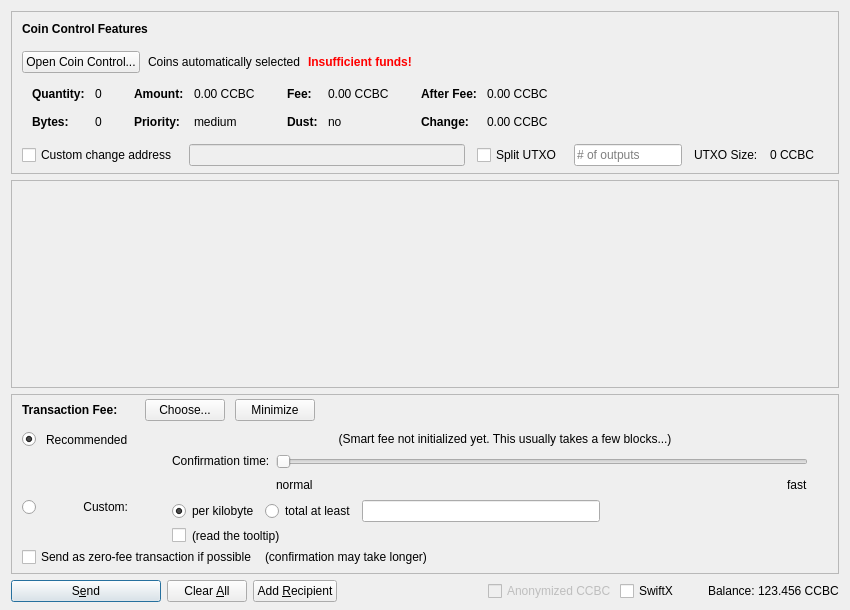
Old version of the form src/qt/forms/sendcoinsdialog.ui in the repository CryptoCashBack-Hub/CCBC.
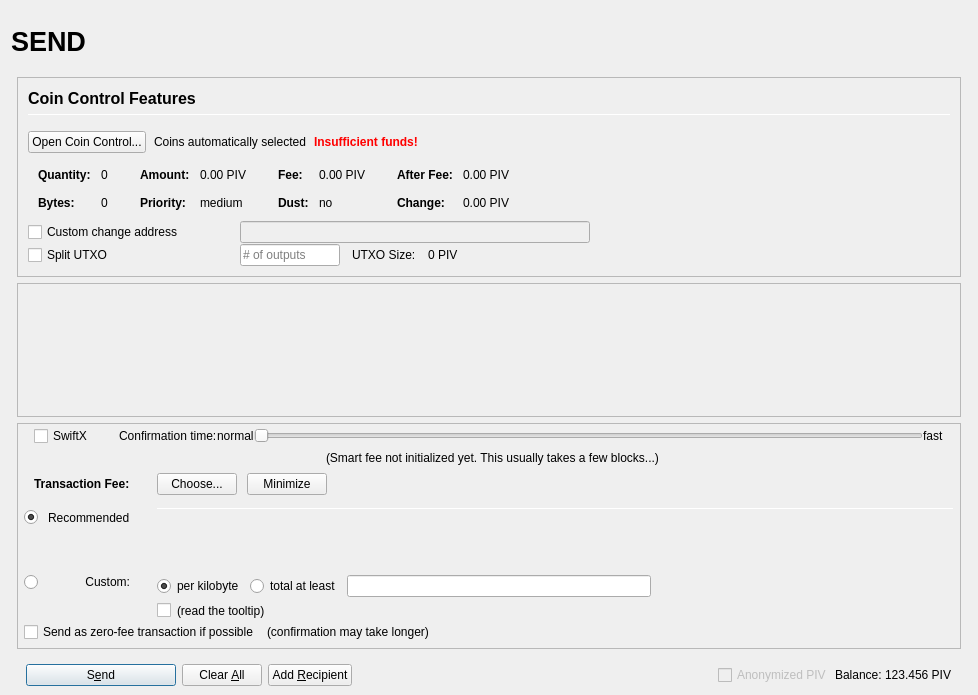
New version of the form. Icons and pictures are not drawn. Custom widgets are drawn as their Qt base class.

```diff
--- a/src/qt/forms/sendcoinsdialog.ui
+++ b/src/qt/forms/sendcoinsdialog.ui
@@ -2,20 +2,155 @@
 <ui version="4.0">
  <class>SendCoinsDialog</class>
  <widget class="QDialog" name="SendCoinsDialog">
+  <property name="enabled">
+   <bool>true</bool>
+  </property>
   <property name="geometry">
    <rect>
     <x>0</x>
     <y>0</y>
-    <width>850</width>
-    <height>610</height>
+    <width>978</width>
+    <height>695</height>
    </rect>
   </property>
   <property name="windowTitle">
    <string>Send Coins</string>
   </property>
-  <layout class="QVBoxLayout" name="verticalLayout" stretch="0,1,0,0">
+  <layout class="QVBoxLayout" name="verticalLayout" stretch="0">
    <property name="bottomMargin">
-    <number>8</number>
+    <number>9</number>
+   </property>
+   <item>
+    <layout class="QVBoxLayout" name="verticalLayout_Master" stretch="0,1">
+     <property name="spacing">
+      <number>0</number>
+     </property>
+     <property name="leftMargin">
+      <number>0</number>
+     </property>
+     <property name="topMargin">
+      <number>0</number>
+     </property>
+     <property name="rightMargin">
+      <number>0</number>
+     </property>
+     <property name="bottomMargin">
+      <number>0</number>
+     </property>
+     <item>
+      <widget class="QFrame" name="frame_Header">
+       <layout class="QVBoxLayout" name="verticalLayout_Header" stretch="0">
+        <property name="leftMargin">
+         <number>0</number>
+        </property>
+        <property name="topMargin">
+         <number>0</number>
+        </property>
+        <property name="rightMargin">
+         <number>0</number>
+        </property>
+        <property name="bottomMargin">
+         <number>0</number>
+        </property>
+        <item>
+         <layout class="QHBoxLayout" name="horizontalLayout_Header" stretch="1,0,1">
+          <property name="spacing">
+           <number>6</number>
+          </property>
+          <item>
+           <widget class="QLabel" name="labelOverviewHeaderLeft">
+            <property name="minimumSize">
+             <size>
+              <width>464</width>
+              <height>60</height>
+             </size>
+            </property>
+            <property name="maximumSize">
+             <size>
+              <width>16777215</width>
+              <height>60</height>
+             </size>
+            </property>
+            <property name="font">
+             <font>
+              <pointsize>20</pointsize>
+              <weight>75</weight>
+              <bold>true</bold>
+             </font>
+            </property>
+            <property name="text">
+             <string>SEND</string>
+            </property>
+            <property name="alignment">
+             <set>Qt::AlignLeading|Qt::AlignLeft|Qt::AlignVCenter</set>
+            </property>
+           </widget>
+          </item>
+          <item>
+           <spacer name="horizontalSpacer_Header">
+            <property name="orientation">
+             <enum>Qt::Horizontal</enum>
+            </property>
+            <property name="sizeHint" stdset="0">
+             <size>
+              <width>40</width>
+              <height>20</height>
+             </size>
+            </property>
+           </spacer>
+          </item>
+          <item>
+           <widget class="QLabel" name="labelOverviewHeaderRight">
+            <property name="minimumSize">
+             <size>
+              <width>464</width>
+              <height>60</height>
+             </size>
+            </property>
+            <property name="maximumSize">
+             <size>
+              <width>16777215</width>
+              <height>60</height>
+             </size>
+            </property>
+            <property name="font">
+             <font>
+              <pointsize>14</pointsize>
+             </font>
+            </property>
+            <property name="text">
+             <string/>
+            </property>
+            <property name="alignment">
+             <set>Qt::AlignRight|Qt::AlignTrailing|Qt::AlignVCenter</set>
+            </property>
+           </widget>
+          </item>
+         </layout>
+        </item>
+       </layout>
+      </widget>
+     </item>
+     <item>
+      <widget class="QFrame" name="frame_BG">
+       <property name="minimumSize">
+        <size>
+         <width>0</width>
+         <height>0</height>
+        </size>
+       </property>
+       <layout class="QVBoxLayout" name="layout_BG" stretch="0,0,0,0">
+        <property name="leftMargin">
+         <number>6</number>
+        </property>
+        <property name="topMargin">
+         <number>6</number>
+        </property>
+        <property name="rightMargin">
+         <number>6</number>
+        </property>
+        <property name="bottomMargin">
+         <number>0</number>
    </property>
    <item>
     <widget class="QFrame" name="frameCoinControl">
@@ -51,12 +186,13 @@
        <number>0</number>
       </property>
       <property name="bottomMargin">
-       <number>6</number>
+            <number>0</number>
       </property>
       <item>
-       <layout class="QVBoxLayout" name="verticalLayoutCoinControl" stretch="0,0,0,0,1">
+            <widget class="QFrame" name="frameCoinControl_BG">
+             <layout class="QVBoxLayout" name="verticalLayoutCoinControl" stretch="0,0,0,0,0,0">
         <property name="spacing">
-         <number>0</number>
+               <number>1</number>
         </property>
         <property name="leftMargin">
          <number>10</number>
@@ -70,6 +206,11 @@
            <number>15</number>
           </property>
           <item>
+                 <layout class="QVBoxLayout" name="verticalLayout_3">
+                  <property name="spacing">
+                   <number>6</number>
+                  </property>
+                  <item>
            <widget class="QLabel" name="labelCoinControlFeatures">
             <property name="sizePolicy">
              <sizepolicy hsizetype="Preferred" vsizetype="Maximum">
@@ -77,8 +218,15 @@
               <verstretch>0</verstretch>
              </sizepolicy>
             </property>
+                    <property name="minimumSize">
+                     <size>
+                      <width>0</width>
+                      <height>20</height>
+                     </size>
+                    </property>
             <property name="font">
              <font>
+                      <pointsize>12</pointsize>
               <weight>75</weight>
               <bold>true</bold>
              </font>
@@ -91,6 +239,27 @@
             </property>
            </widget>
           </item>
+                  <item>
+                   <widget class="Line" name="line">
+                    <property name="minimumSize">
+                     <size>
+                      <width>0</width>
+                      <height>1</height>
+                     </size>
+                    </property>
+                    <property name="maximumSize">
+                     <size>
+                      <width>16777215</width>
+                      <height>1</height>
+                     </size>
+                    </property>
+                    <property name="orientation">
+                     <enum>Qt::Horizontal</enum>
+                    </property>
+                   </widget>
+                  </item>
+                 </layout>
+                </item>
          </layout>
         </item>
         <item>
@@ -324,7 +493,7 @@
                   <enum>Qt::ActionsContextMenu</enum>
                  </property>
                  <property name="text">
-                  <string notr="true">0.00 CCBC</string>
+                        <string notr="true">0.00 PIV</string>
                  </property>
                  <property name="textInteractionFlags">
                   <set>Qt::LinksAccessibleByMouse|Qt::TextSelectableByKeyboard|Qt::TextSelectableByMouse</set>
@@ -404,7 +573,7 @@
                   <enum>Qt::ActionsContextMenu</enum>
                  </property>
                  <property name="text">
-                  <string notr="true">0.00 CCBC</string>
+                        <string notr="true">0.00 PIV</string>
                  </property>
                  <property name="textInteractionFlags">
                   <set>Qt::LinksAccessibleByMouse|Qt::TextSelectableByKeyboard|Qt::TextSelectableByMouse</set>
@@ -484,7 +653,7 @@
                   <enum>Qt::ActionsContextMenu</enum>
                  </property>
                  <property name="text">
-                  <string notr="true">0.00 CCBC</string>
+                        <string notr="true">0.00 PIV</string>
                  </property>
                  <property name="textInteractionFlags">
                   <set>Qt::LinksAccessibleByMouse|Qt::TextSelectableByKeyboard|Qt::TextSelectableByMouse</set>
@@ -513,7 +682,7 @@
                   <enum>Qt::ActionsContextMenu</enum>
                  </property>
                  <property name="text">
-                  <string notr="true">0.00 CCBC</string>
+                        <string notr="true">0.00 PIV</string>
                  </property>
                  <property name="textInteractionFlags">
                   <set>Qt::LinksAccessibleByMouse|Qt::TextSelectableByKeyboard|Qt::TextSelectableByMouse</set>
@@ -528,7 +697,7 @@
          </widget>
         </item>
         <item>
-         <layout class="QHBoxLayout" name="horizontalLayoutCoinControl4" stretch="0,0,0,0,0,0,0">
+               <layout class="QHBoxLayout" name="horizontalLayoutCoinControl4">
           <property name="spacing">
            <number>12</number>
           </property>
@@ -536,13 +705,31 @@
            <enum>QLayout::SetDefaultConstraint</enum>
           </property>
           <property name="topMargin">
-           <number>5</number>
+                 <number>0</number>
           </property>
           <property name="rightMargin">
-           <number>5</number>
+                 <number>0</number>
           </property>
           <item>
            <widget class="QCheckBox" name="checkBoxCoinControlChange">
+                  <property name="sizePolicy">
+                   <sizepolicy hsizetype="Preferred" vsizetype="Preferred">
+                    <horstretch>0</horstretch>
+                    <verstretch>0</verstretch>
+                   </sizepolicy>
+                  </property>
+                  <property name="minimumSize">
+                   <size>
+                    <width>200</width>
+                    <height>0</height>
+                   </size>
+                  </property>
+                  <property name="maximumSize">
+                   <size>
+                    <width>200</width>
+                    <height>16777215</height>
+                   </size>
+                  </property>
             <property name="toolTip">
              <string>If this is activated, but the change address is empty or invalid, change will be sent to a newly generated address.</string>
             </property>
@@ -557,15 +744,71 @@
              <bool>false</bool>
             </property>
             <property name="sizePolicy">
-             <sizepolicy hsizetype="Expanding" vsizetype="Fixed">
+                   <sizepolicy hsizetype="Preferred" vsizetype="Preferred">
               <horstretch>0</horstretch>
               <verstretch>0</verstretch>
              </sizepolicy>
             </property>
-           </widget>
-          </item>
+                  <property name="minimumSize">
+                   <size>
+                    <width>300</width>
+                    <height>0</height>
+                   </size>
+                  </property>
+                 </widget>
+                </item>
+                <item>
+                 <widget class="QLabel" name="labelCoinControlChangeLabel">
+                  <property name="sizePolicy">
+                   <sizepolicy hsizetype="Preferred" vsizetype="Preferred">
+                    <horstretch>0</horstretch>
+                    <verstretch>0</verstretch>
+                   </sizepolicy>
+                  </property>
+                  <property name="minimumSize">
+                   <size>
+                    <width>100</width>
+                    <height>0</height>
+                   </size>
+                  </property>
+                  <property name="text">
+                   <string/>
+                  </property>
+                  <property name="margin">
+                   <number>3</number>
+                  </property>
+                 </widget>
+                </item>
+               </layout>
+              </item>
+              <item>
+               <layout class="QHBoxLayout" name="horizontalLayoutCoinControl6">
+                <property name="spacing">
+                 <number>12</number>
+                </property>
+                <property name="rightMargin">
+                 <number>0</number>
+                </property>
           <item>
            <widget class="QCheckBox" name="splitBlockCheckBox">
+                  <property name="sizePolicy">
+                   <sizepolicy hsizetype="Preferred" vsizetype="Preferred">
+                    <horstretch>0</horstretch>
+                    <verstretch>0</verstretch>
+                   </sizepolicy>
+                  </property>
+                  <property name="minimumSize">
+                   <size>
+                    <width>200</width>
+                    <height>0</height>
+                   </size>
+                  </property>
+                  <property name="maximumSize">
+                   <size>
+                    <width>200</width>
+                    <height>16777215</height>
+                   </size>
+                  </property>
             <property name="text">
              <string>Split UTXO</string>
             </property>
@@ -574,11 +817,23 @@
           <item>
            <widget class="QLineEdit" name="splitBlockLineEdit">
             <property name="sizePolicy">
-             <sizepolicy hsizetype="Fixed" vsizetype="Fixed">
+                   <sizepolicy hsizetype="Preferred" vsizetype="Preferred">
               <horstretch>50</horstretch>
               <verstretch>0</verstretch>
              </sizepolicy>
             </property>
+                  <property name="minimumSize">
+                   <size>
+                    <width>100</width>
+                    <height>0</height>
+                   </size>
+                  </property>
+                  <property name="maximumSize">
+                   <size>
+                    <width>100</width>
+                    <height>16777215</height>
+                   </size>
+                  </property>
             <property name="placeholderText">
              <string># of outputs</string>
             </property>
@@ -594,31 +849,22 @@
           <item>
            <widget class="QLabel" name="labelBlockSize">
             <property name="text">
-             <string>0 CCBC</string>
+                   <string>0 PIV</string>
             </property>
            </widget>
           </item>
           <item>
-           <widget class="QLabel" name="labelCoinControlChangeLabel">
-            <property name="sizePolicy">
-             <sizepolicy hsizetype="Preferred" vsizetype="Expanding">
-              <horstretch>0</horstretch>
-              <verstretch>0</verstretch>
-             </sizepolicy>
-            </property>
-            <property name="minimumSize">
+                 <spacer name="horizontalSpacer_7">
+                  <property name="orientation">
+                   <enum>Qt::Horizontal</enum>
+                  </property>
+                  <property name="sizeHint" stdset="0">
              <size>
-              <width>0</width>
-              <height>0</height>
-             </size>
-            </property>
-            <property name="text">
-             <string/>
-            </property>
-            <property name="margin">
-             <number>3</number>
-            </property>
-           </widget>
+                    <width>40</width>
+                    <height>20</height>
+                   </size>
+                  </property>
+                 </spacer>
           </item>
          </layout>
         </item>
@@ -636,6 +882,7 @@
          </spacer>
         </item>
        </layout>
+            </widget>
       </item>
      </layout>
     </widget>
@@ -650,8 +897,8 @@
        <rect>
         <x>0</x>
         <y>0</y>
-        <width>830</width>
-        <height>113</height>
+             <width>944</width>
+             <height>69</height>
        </rect>
       </property>
       <layout class="QVBoxLayout" name="verticalLayout_2" stretch="0,1">
@@ -728,18 +975,192 @@
        <number>0</number>
       </property>
       <item>
-       <layout class="QVBoxLayout" name="verticalLayoutFee2" stretch="0,0,0">
+            <layout class="QVBoxLayout" name="verticalLayoutFee2" stretch="0,0,0,0">
         <property name="spacing">
          <number>0</number>
         </property>
         <property name="leftMargin">
-         <number>10</number>
+              <number>6</number>
         </property>
         <property name="topMargin">
          <number>0</number>
         </property>
+             <property name="rightMargin">
+              <number>6</number>
+             </property>
+             <item>
+              <layout class="QVBoxLayout" name="verticalLayout_feeConf">
+               <property name="spacing">
+                <number>0</number>
+               </property>
+               <property name="leftMargin">
+                <number>10</number>
+               </property>
+               <property name="rightMargin">
+                <number>10</number>
+               </property>
+               <property name="bottomMargin">
+                <number>5</number>
+               </property>
+               <item>
+                <layout class="QHBoxLayout" name="horizontalLayoutFee9">
+                 <item>
+                  <widget class="QCheckBox" name="checkSwiftTX">
+                   <property name="enabled">
+                    <bool>true</bool>
+                   </property>
+                   <property name="minimumSize">
+                    <size>
+                     <width>85</width>
+                     <height>0</height>
+                    </size>
+                   </property>
+                   <property name="toolTip">
+                    <string>SwiftX technology allows for near instant transactions - A flat fee of 0.01 PIV applies</string>
+                   </property>
+                   <property name="text">
+                    <string>SwiftX</string>
+                   </property>
+                  </widget>
+                 </item>
+                 <item>
+                  <widget class="QLabel" name="labelSmartFee3">
+                   <property name="text">
+                    <string>Confirmation time:</string>
+                   </property>
+                   <property name="margin">
+                    <number>2</number>
+                   </property>
+                  </widget>
+                 </item>
+                 <item>
+                  <widget class="QLabel" name="labelSmartFeeNormal">
+                   <property name="text">
+                    <string>normal</string>
+                   </property>
+                   <property name="margin">
+                    <number>8</number>
+                   </property>
+                  </widget>
+                 </item>
+                 <item>
+                  <widget class="QSlider" name="sliderSmartFee">
+                   <property name="minimumSize">
+                    <size>
+                     <width>0</width>
+                     <height>24</height>
+                    </size>
+                   </property>
+                   <property name="minimum">
+                    <number>0</number>
+                   </property>
+                   <property name="maximum">
+                    <number>24</number>
+                   </property>
+                   <property name="pageStep">
+                    <number>1</number>
+                   </property>
+                   <property name="value">
+                    <number>0</number>
+                   </property>
+                   <property name="orientation">
+                    <enum>Qt::Horizontal</enum>
+                   </property>
+                   <property name="invertedAppearance">
+                    <bool>false</bool>
+                   </property>
+                   <property name="invertedControls">
+                    <bool>false</bool>
+                   </property>
+                   <property name="tickPosition">
+                    <enum>QSlider::NoTicks</enum>
+                   </property>
+                  </widget>
+                 </item>
+                 <item>
+                  <widget class="QLabel" name="labelSmartFeeFast">
+                   <property name="text">
+                    <string>fast</string>
+                   </property>
+                   <property name="margin">
+                    <number>8</number>
+                   </property>
+                  </widget>
+                 </item>
+                </layout>
+               </item>
+               <item>
+                <layout class="QHBoxLayout" name="horizontalLayout_recommended_texts">
+                 <property name="spacing">
+                  <number>0</number>
+                 </property>
+                 <item>
+                  <spacer name="horizontalSpacer_8">
+                   <property name="orientation">
+                    <enum>Qt::Horizontal</enum>
+                   </property>
+                   <property name="sizeHint" stdset="0">
+                    <size>
+                     <width>40</width>
+                     <height>20</height>
+                    </size>
+                   </property>
+                  </spacer>
+                 </item>
+                 <item>
+                  <widget class="QLabel" name="labelFeeEstimation">
+                   <property name="text">
+                    <string/>
+                   </property>
+                   <property name="margin">
+                    <number>2</number>
+                   </property>
+                  </widget>
+                 </item>
+                 <item>
+                  <widget class="QLabel" name="labelSmartFee2">
+                   <property name="text">
+                    <string>(Smart fee not initialized yet. This usually takes a few blocks...)</string>
+                   </property>
+                   <property name="alignment">
+                    <set>Qt::AlignLeading|Qt::AlignLeft|Qt::AlignVCenter</set>
+                   </property>
+                   <property name="wordWrap">
+                    <bool>false</bool>
+                   </property>
+                   <property name="margin">
+                    <number>2</number>
+                   </property>
+                   <property name="indent">
+                    <number>-1</number>
+                   </property>
+                  </widget>
+                 </item>
+                 <item>
+                  <spacer name="horizontalSpacer_3">
+                   <property name="orientation">
+                    <enum>Qt::Horizontal</enum>
+                   </property>
+                   <property name="sizeHint" stdset="0">
+                    <size>
+                     <width>40</width>
+                     <height>20</height>
+                    </size>
+                   </property>
+                  </spacer>
+                 </item>
+                </layout>
+               </item>
+              </layout>
+             </item>
         <item>
          <layout class="QHBoxLayout" name="horizontalLayoutFee1">
+               <property name="leftMargin">
+                <number>10</number>
+               </property>
+               <property name="rightMargin">
+                <number>10</number>
+               </property>
           <property name="bottomMargin">
            <number>0</number>
           </property>
@@ -748,22 +1169,6 @@
             <property name="spacing">
              <number>0</number>
             </property>
-            <item>
-             <spacer name="verticalSpacerSmartFee">
-              <property name="orientation">
-               <enum>Qt::Vertical</enum>
-              </property>
-              <property name="sizeType">
-               <enum>QSizePolicy::Fixed</enum>
-              </property>
-              <property name="sizeHint" stdset="0">
-               <size>
-                <width>1</width>
-                <height>4</height>
-               </size>
-              </property>
-             </spacer>
-            </item>
             <item>
              <layout class="QHBoxLayout" name="horizontalLayoutSmartFee">
               <property name="spacing">
@@ -879,7 +1284,61 @@
              <property name="verticalSpacing">
               <number>4</number>
              </property>
-             <item row="2" column="4">
+                  <item row="2" column="0">
+                   <layout class="QVBoxLayout" name="verticalLayoutFee4" stretch="0">
+                    <item>
+                     <spacer name="verticalSpacer_2">
+                      <property name="orientation">
+                       <enum>Qt::Vertical</enum>
+                      </property>
+                      <property name="sizeHint" stdset="0">
+                       <size>
+                        <width>1</width>
+                        <height>1</height>
+                       </size>
+                      </property>
+                     </spacer>
+                    </item>
+                   </layout>
+                  </item>
+                  <item row="3" column="0">
+                   <layout class="QVBoxLayout" name="verticalLayoutFee9" stretch="0,1">
+                    <item>
+                     <widget class="QRadioButton" name="radioCustomFee">
+                      <property name="text">
+                       <string/>
+                      </property>
+                      <attribute name="buttonGroup">
+                       <string notr="true">groupFee</string>
+                      </attribute>
+                     </widget>
+                    </item>
+                    <item>
+                     <spacer name="verticalSpacer_6">
+                      <property name="orientation">
+                       <enum>Qt::Vertical</enum>
+                      </property>
+                      <property name="sizeHint" stdset="0">
+                       <size>
+                        <width>1</width>
+                        <height>1</height>
+                       </size>
+                      </property>
+                     </spacer>
+                    </item>
+                   </layout>
+                  </item>
+                  <item row="3" column="1">
+                   <widget class="QLabel" name="labelCustomFee">
+                    <property name="text">
+                     <string>Custom:</string>
+                    </property>
+                    <property name="alignment">
+                     <set>Qt::AlignRight|Qt::AlignTop|Qt::AlignTrailing</set>
+                    </property>
+                   </widget>
+                  </item>
+                  <item row="3" column="4">
               <layout class="QVBoxLayout" name="verticalLayoutFee8">
                <property name="spacing">
                 <number>6</number>
@@ -978,218 +1437,14 @@
                </item>
               </layout>
              </item>
-             <item row="1" column="0">
-              <layout class="QVBoxLayout" name="verticalLayoutFee4" stretch="1">
-               <item>
-                <spacer name="verticalSpacer_2">
-                 <property name="orientation">
-                  <enum>Qt::Vertical</enum>
-                 </property>
-                 <property name="sizeHint" stdset="0">
-                  <size>
-                   <width>1</width>
-                   <height>1</height>
-                  </size>
-                 </property>
-                </spacer>
-               </item>
-              </layout>
-             </item>
-             <item row="2" column="0">
-              <layout class="QVBoxLayout" name="verticalLayoutFee9" stretch="0,1">
-               <item>
-                <widget class="QRadioButton" name="radioCustomFee">
-                 <property name="text">
-                  <string/>
-                 </property>
-                 <attribute name="buttonGroup">
-                  <string notr="true">groupFee</string>
-                 </attribute>
-                </widget>
-               </item>
-               <item>
-                <spacer name="verticalSpacer_6">
-                 <property name="orientation">
-                  <enum>Qt::Vertical</enum>
-                 </property>
-                 <property name="sizeHint" stdset="0">
-                  <size>
-                   <width>1</width>
-                   <height>1</height>
-                  </size>
-                 </property>
-                </spacer>
-               </item>
-              </layout>
-             </item>
-             <item row="1" column="4">
-              <layout class="QVBoxLayout" name="verticalLayoutFee3" stretch="0,0,1">
-               <property name="spacing">
-                <number>6</number>
-               </property>
-               <property name="topMargin">
-                <number>2</number>
-               </property>
-               <item>
-                <layout class="QHBoxLayout" name="horizontalLayoutFee12">
-                 <item>
-                  <spacer name="horizontalSpacer_5">
-                   <property name="orientation">
-                    <enum>Qt::Horizontal</enum>
-                   </property>
-                   <property name="sizeHint" stdset="0">
-                    <size>
-                     <width>1</width>
-                     <height>1</height>
-                    </size>
-                   </property>
-                  </spacer>
-                 </item>
-                </layout>
-               </item>
-               <item>
-                <layout class="QHBoxLayout" name="horizontalLayoutFee9">
-                 <item>
-                  <layout class="QVBoxLayout" name="verticalLayoutFee6">
-                   <item>
-                    <widget class="QLabel" name="labelSmartFee3">
-                     <property name="text">
-                      <string>Confirmation time:</string>
-                     </property>
-                     <property name="margin">
-                      <number>2</number>
-                     </property>
-                    </widget>
-                   </item>
-                   <item>
-                    <spacer name="verticalSpacer_3">
-                     <property name="orientation">
-                      <enum>Qt::Vertical</enum>
-                     </property>
-                     <property name="sizeHint" stdset="0">
-                      <size>
-                       <width>1</width>
-                       <height>1</height>
-                      </size>
-                     </property>
-                    </spacer>
-                   </item>
-                  </layout>
-                 </item>
-                 <item>
-                  <layout class="QVBoxLayout" name="verticalLayoutFee5">
-                   <property name="rightMargin">
-                    <number>30</number>
-                   </property>
-                   <item>
-                    <widget class="QSlider" name="sliderSmartFee">
-                     <property name="minimum">
-                      <number>0</number>
-                     </property>
-                     <property name="maximum">
-                      <number>24</number>
-                     </property>
-                     <property name="pageStep">
-                      <number>1</number>
-                     </property>
-                     <property name="value">
-                      <number>0</number>
-                     </property>
-                     <property name="orientation">
-                      <enum>Qt::Horizontal</enum>
-                     </property>
-                     <property name="invertedAppearance">
-                      <bool>false</bool>
-                     </property>
-                     <property name="invertedControls">
-                      <bool>false</bool>
-                     </property>
-                     <property name="tickPosition">
-                      <enum>QSlider::NoTicks</enum>
-                     </property>
-                    </widget>
-                   </item>
-                   <item>
-                    <layout class="QHBoxLayout" name="horizontalLayoutFee10">
-                     <item>
-                      <widget class="QLabel" name="labelSmartFeeNormal">
-                       <property name="text">
-                        <string>normal</string>
-                       </property>
-                      </widget>
-                     </item>
-                     <item>
-                      <spacer name="horizontalSpacer_3">
-                       <property name="orientation">
-                        <enum>Qt::Horizontal</enum>
-                       </property>
-                       <property name="sizeHint" stdset="0">
-                        <size>
-                         <width>40</width>
-                         <height>20</height>
-                        </size>
-                       </property>
-                      </spacer>
-                     </item>
-                     <item>
-                      <widget class="QLabel" name="labelSmartFeeFast">
-                       <property name="text">
-                        <string>fast</string>
-                       </property>
-                      </widget>
-                     </item>
-                    </layout>
-                   </item>
-                  </layout>
-                 </item>
-                </layout>
-               </item>
-               <item>
-                <spacer name="verticalSpacer_4">
-                 <property name="orientation">
-                  <enum>Qt::Vertical</enum>
-                 </property>
-                 <property name="sizeHint" stdset="0">
-                  <size>
-                   <width>1</width>
-                   <height>1</height>
-                  </size>
-                 </property>
-                </spacer>
-               </item>
-              </layout>
-             </item>
-             <item row="0" column="1">
+                  <item row="1" column="1">
               <widget class="QLabel" name="labelSmartFee_2">
                <property name="text">
                 <string>Recommended</string>
                </property>
               </widget>
              </item>
-             <item row="0" column="0">
-              <widget class="QRadioButton" name="radioSmartFee">
-               <property name="text">
-                <string/>
-               </property>
-               <property name="checked">
-                <bool>true</bool>
-               </property>
-               <attribute name="buttonGroup">
-                <string notr="true">groupFee</string>
-               </attribute>
-              </widget>
-             </item>
-             <item row="2" column="1">
-              <widget class="QLabel" name="labelCustomFee">
-               <property name="text">
-                <string>Custom:</string>
-               </property>
-               <property name="alignment">
-                <set>Qt::AlignRight|Qt::AlignTop|Qt::AlignTrailing</set>
-               </property>
-              </widget>
-             </item>
-             <item row="0" column="2">
+                  <item row="1" column="2">
               <widget class="QLabel" name="labelSmartFee">
                <property name="text">
                 <string/>
@@ -1199,28 +1454,93 @@
                </property>
               </widget>
              </item>
-             <item row="0" column="3">
-              <widget class="QLabel" name="labelFeeEstimation">
+                  <item row="1" column="0">
+                   <widget class="QRadioButton" name="radioSmartFee">
                <property name="text">
                 <string/>
                </property>
-              </widget>
-             </item>
-             <item row="0" column="4">
-              <widget class="QLabel" name="labelSmartFee2">
-               <property name="text">
-                <string>(Smart fee not initialized yet. This usually takes a few blocks...)</string>
-               </property>
-               <property name="alignment">
-                <set>Qt::AlignHCenter</set>
-               </property>
-               <property name="wordWrap">
+                    <property name="checked">
                 <bool>true</bool>
                </property>
-               <property name="margin">
+                    <attribute name="buttonGroup">
+                     <string notr="true">groupFee</string>
+                    </attribute>
+                   </widget>
+                  </item>
+                  <item row="0" column="4" rowspan="3">
+                   <layout class="QVBoxLayout" name="verticalLayoutFee3" stretch="0,0,0,0">
+                    <property name="spacing">
+                     <number>6</number>
+                    </property>
+                    <property name="topMargin">
                 <number>2</number>
                </property>
-              </widget>
+                    <property name="bottomMargin">
+                     <number>20</number>
+                    </property>
+                    <item>
+                     <widget class="Line" name="line_2">
+                      <property name="minimumSize">
+                       <size>
+                        <width>0</width>
+                        <height>1</height>
+                       </size>
+                      </property>
+                      <property name="maximumSize">
+                       <size>
+                        <width>16777215</width>
+                        <height>1</height>
+                       </size>
+                      </property>
+                      <property name="orientation">
+                       <enum>Qt::Horizontal</enum>
+                      </property>
+                     </widget>
+                    </item>
+                    <item>
+                     <layout class="QHBoxLayout" name="horizontalLayoutFee12">
+                      <item>
+                       <spacer name="horizontalSpacer_5">
+                        <property name="orientation">
+                         <enum>Qt::Horizontal</enum>
+                        </property>
+                        <property name="sizeHint" stdset="0">
+                         <size>
+                          <width>1</width>
+                          <height>1</height>
+                         </size>
+                        </property>
+                       </spacer>
+                      </item>
+                     </layout>
+                    </item>
+                    <item>
+                     <spacer name="verticalSpacer_4">
+                      <property name="orientation">
+                       <enum>Qt::Vertical</enum>
+                      </property>
+                      <property name="sizeHint" stdset="0">
+                       <size>
+                        <width>1</width>
+                        <height>1</height>
+                       </size>
+                      </property>
+                     </spacer>
+                    </item>
+                    <item>
+                     <spacer name="verticalSpacer_3">
+                      <property name="orientation">
+                       <enum>Qt::Vertical</enum>
+                      </property>
+                      <property name="sizeHint" stdset="0">
+                       <size>
+                        <width>20</width>
+                        <height>40</height>
+                       </size>
+                      </property>
+                     </spacer>
+                    </item>
+                   </layout>
              </item>
             </layout>
            </item>
@@ -1299,7 +1619,11 @@
     </widget>
    </item>
    <item>
+         <widget class="QFrame" name="frame_Send">
     <layout class="QHBoxLayout" name="horizontalLayout">
+           <property name="bottomMargin">
+            <number>0</number>
+           </property>
      <item>
       <widget class="QPushButton" name="sendButton">
        <property name="minimumSize">
@@ -1390,23 +1714,7 @@
           <bool>false</bool>
          </property>
          <property name="text">
-          <string>Anonymized CCBC</string>
-         </property>
-        </widget>
-       </item>
-       <item>
-        <widget class="QCheckBox" name="checkSwiftTX">
-         <property name="enabled">
-          <bool>true</bool>
-         </property>
-         <property name="minimumSize">
-          <size>
-           <width>85</width>
-           <height>0</height>
-          </size>
-         </property>
-         <property name="text">
-          <string>SwiftX</string>
+                <string>Anonymized PIV</string>
          </property>
         </widget>
        </item>
@@ -1429,7 +1737,7 @@
           <cursorShape>IBeamCursor</cursorShape>
          </property>
          <property name="text">
-          <string notr="true">123.456 CCBC</string>
+                <string notr="true">123.456 PIV</string>
          </property>
          <property name="textInteractionFlags">
           <set>Qt::LinksAccessibleByMouse|Qt::TextSelectableByKeyboard|Qt::TextSelectableByMouse</set>
@@ -1437,6 +1745,12 @@
         </widget>
        </item>
       </layout>
+           </item>
+          </layout>
+         </widget>
+        </item>
+       </layout>
+      </widget>
      </item>
     </layout>
    </item>
```
Left out of the diff: 20 changed lines with no effect on the pictures. Lines whose indentation alone changed are shown as unchanged.
